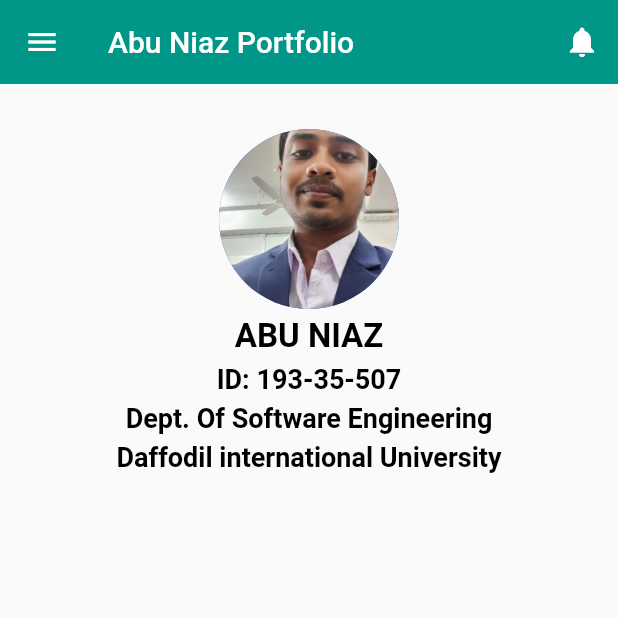
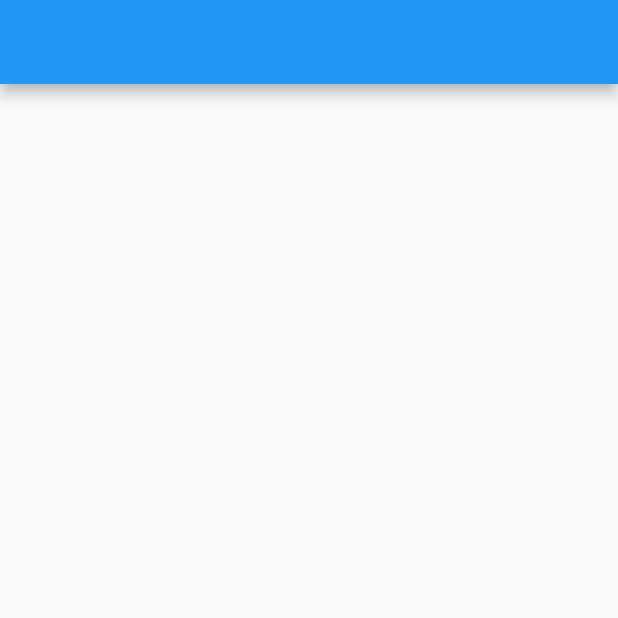
Before and after one commit to AbuNiaz/Self_Introduce, a Flutter app: the screen it shows after launch, on a phone screen of 412 x 824 dp, the top half of it. Run offline on Flutter 3.47's test engine with Material 2 defaults, Android fonts, the phone set to English and light mode, and no system bars.

Commit message:
Update home.dart

```diff
--- a/lib/home.dart
+++ b/lib/home.dart
@@ -1,76 +1,17 @@
 import 'package:flutter/material.dart';
 
-class MyHomePage extends StatelessWidget {
+class MyHomePage extends StatefulWidget {
   const MyHomePage({Key? key}) : super(key: key);
 
   @override
+  State<MyHomePage> createState() => _MyHomePageState();
+}
+
+class _MyHomePageState extends State<MyHomePage> {
+  @override
   Widget build(BuildContext context) {
     return Scaffold(
-      appBar: AppBar(
-        title: const Text('Abu Niaz Portfolio'),
-        elevation: 0,
-        actions: [
-          IconButton(onPressed: () {}, icon: const Icon(Icons.notifications))
-        ],
-        backgroundColor: Colors.teal,
-      ),
-      body: Center(
-        child: Column(
-          children: const [
-            SizedBox(
-              height: 30,
-            ),
-            CircleAvatar(
-              radius: 60,
-              backgroundImage: AssetImage('images/me.jpg'),
-            ),
-            SizedBox(
-              height: 5,
-            ),
-            Text('ABU NIAZ',
-                style: TextStyle(
-                    fontSize: 22,
-                    color: Colors.black,
-                    fontWeight: FontWeight.bold)),
-            SizedBox(
-              height: 5,
-            ),
-            Text('ID: 193-35-507',
-                style: TextStyle(
-                    fontSize: 18,
-                    color: Colors.black,
-                    fontWeight: FontWeight.bold)),
-            SizedBox(
-              height: 5,
-            ),
-            Text('Dept. Of Software Engineering',
-                style: TextStyle(
-                    fontSize: 18,
-                    color: Colors.black,
-                    fontWeight: FontWeight.bold)),
-            SizedBox(
-              height: 5,
-            ),
-            Text('Daffodil international University',
-                style: TextStyle(
-                    fontSize: 18,
-                    color: Colors.black,
-                    fontWeight: FontWeight.bold)),
-          ],
-        ),
-      ),
-      drawer: Drawer(
-        child: ListView(
-          children: const [
-            DrawerHeader(
-              child: Text(
-                'Edit profile',
-              ),
-              decoration: BoxDecoration(color: Colors.blue),
-            )
-          ],
-        ),
-      ),
+      appBar: AppBar(),
     );
   }
 }
```
